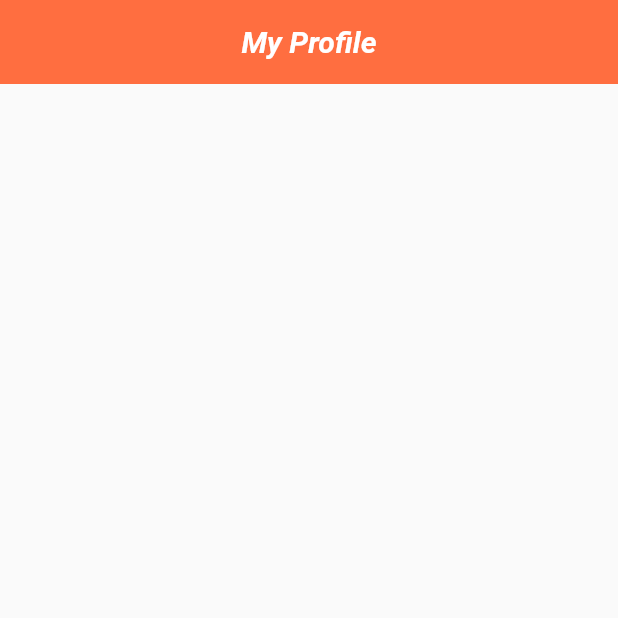
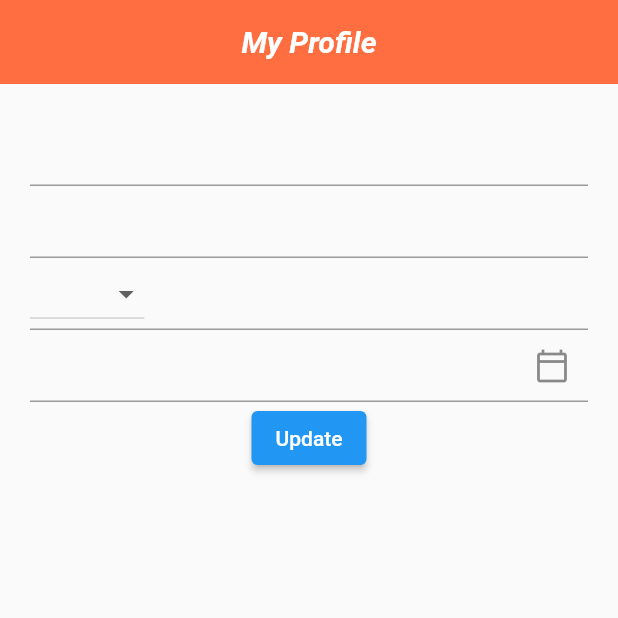
Before and after one commit to mehadih/MedWay, a Flutter app: the Profile screen opened directly, on a phone screen of 412 x 824 dp, the top half of it. Run offline on Flutter 3.47's test engine with Material 2 defaults, Android fonts, the phone set to English and light mode, and no system bars; our stand-ins replace carousel_slider, cloud_firestore, dots_indicator, firebase_auth, firebase_core, flutter_screenutil and 1 more; accounts and stored records are empty.

Commit message:
Profile Page

```diff
--- a/lib/ui/bottom_nav_pages/Medicines.dart
+++ b/lib/ui/bottom_nav_pages/Medicines.dart
@@ -4,6 +4,7 @@ import 'package:flutter/material.dart';
 import 'package:flutter_screenutil/flutter_screenutil.dart';
 
 import '../../const/app_colors.dart';
+import '../product_details_screen.dart';
 
 class Medicines extends StatefulWidget {
   const Medicines({Key? key}) : super(key: key);
@@ -76,7 +77,9 @@ class _MedicinesState extends State<Medicines> {
                         itemCount: _products.length,
                         gridDelegate: SliverGridDelegateWithFixedCrossAxisCount(crossAxisCount: 2, crossAxisSpacing: 16, mainAxisSpacing: 16),
                         itemBuilder: (_,index){
-                          return Card(
+                          return GestureDetector(
+                            onTap: ()=> Navigator.push(context, MaterialPageRoute(builder: (_)=> ProductDetails(_products[index]))),
+                            child: Card(
                               shape: UnderlineInputBorder(
                                   borderSide:
                                   BorderSide(color: Colors.deepOrange, width: 2.0 )),
@@ -97,6 +100,7 @@ class _MedicinesState extends State<Medicines> {
                                   SizedBox(height: 5.h,),
                                 ],
                               ),
+                            ),
                           );
                         }
                     ),
--- a/lib/ui/bottom_nav_pages/profile.dart
+++ b/lib/ui/bottom_nav_pages/profile.dart
@@ -1,3 +1,5 @@
+import 'package:cloud_firestore/cloud_firestore.dart';
+import 'package:firebase_auth/firebase_auth.dart';
 import 'package:flutter/material.dart';
 import 'package:medway/const/app_colors.dart';
 
@@ -9,6 +11,81 @@ class Profile extends StatefulWidget {
 }
 
 class _ProfileState extends State<Profile> {
+
+  TextEditingController ?_nameController;
+  TextEditingController ?_phoneController;
+  TextEditingController ?_dobController;
+  TextEditingController ?_genderController;
+  List<String> gender = ["Male", "Female", "Others"];
+
+
+  setTextFieldData(data){
+    return Column(
+      children: [
+        TextFormField(
+          controller: _nameController = TextEditingController(text: data['name']),
+        ),
+        TextFormField(
+          controller: _phoneController = TextEditingController(text: data['phone']),
+        ),
+        TextFormField(
+          controller: _genderController = TextEditingController(text: data['gender']),
+          decoration: InputDecoration(
+            prefixIcon: DropdownButton<String>(
+              items: gender.map((String value) {
+                return DropdownMenuItem<String>(
+                  value: value,
+                  child: new Text(value),
+                  onTap: () {
+                    setState(() {
+                      _genderController!.text = value;
+                    });
+                  },
+                );
+              }).toList(),
+              onChanged: (_) {},
+            ),
+          ),
+        ),
+        TextFormField(
+          controller: _dobController = TextEditingController(text: data['dob']),
+          decoration: InputDecoration(
+              suffixIcon: IconButton(
+                onPressed: () => _selectDateFromPicker(context),
+                icon: Icon(Icons.calendar_today_outlined),
+              )
+          ),
+        ),
+        ElevatedButton(onPressed: ()=>updateData(), child: Text("Update"))
+      ],
+    );
+  }
+
+  updateData(){
+    CollectionReference _collectionRef = FirebaseFirestore.instance.collection("Users Information");
+    return _collectionRef.doc(FirebaseAuth.instance.currentUser!.email).update(
+        {
+          "name": _nameController!.text,
+          "phone": _phoneController!.text,
+          "gender": _genderController!.text,
+          "dob": _dobController!.text,
+        }
+        );
+  }
+
+  Future<void> _selectDateFromPicker(BuildContext context) async {
+    final DateTime? picked = await showDatePicker(
+      context: context,
+      initialDate: DateTime(DateTime.now().year - 20),
+      firstDate: DateTime(DateTime.now().year - 30),
+      lastDate: DateTime(DateTime.now().year),
+    );
+    if (picked != null)
+      setState(() {
+        _dobController?.text = "${picked.day}/ ${picked.month}/ ${picked.year}";
+      });
+  }
+
   @override
   Widget build(BuildContext context) {
     return Scaffold(
@@ -19,6 +96,19 @@ class _ProfileState extends State<Profile> {
         centerTitle: true,
         automaticallyImplyLeading: false,
       ),
+      body: SafeArea(child: Padding(
+        padding: const EdgeInsets.all(20.0),
+        child: StreamBuilder(
+          stream: FirebaseFirestore.instance.collection("Users Information").doc(FirebaseAuth.instance.currentUser!.email).snapshots(),
+          builder: (BuildContext context, AsyncSnapshot snapshot){
+            var data = snapshot.data;
+            if (data==null){
+              return Center(child: CircularProgressIndicator());
+            }
+            return setTextFieldData(data);
+          },
+        ),
+      )),
     );
   }
 }
--- a/lib/ui/user_form.dart
+++ b/lib/ui/user_form.dart
@@ -35,9 +35,9 @@ class _UserFormState extends State<UserForm> {
       firstDate: DateTime(DateTime.now().year - 30),
       lastDate: DateTime(DateTime.now().year),
     );
-    if (picked != null)
+    if (picked == true)
       setState(() {
-        _dobController.text = "${picked.day}/ ${picked.month}/ ${picked.year}";
+        _dobController.text = "${picked?.day}/ ${picked?.month}/ ${picked?.year}";
       });
   }
 
```
Also changed, not shown: lib/ui/bottom_nav_pages/home.dart (+13 -13 lines). Lines whose indentation alone changed are shown as unchanged.
